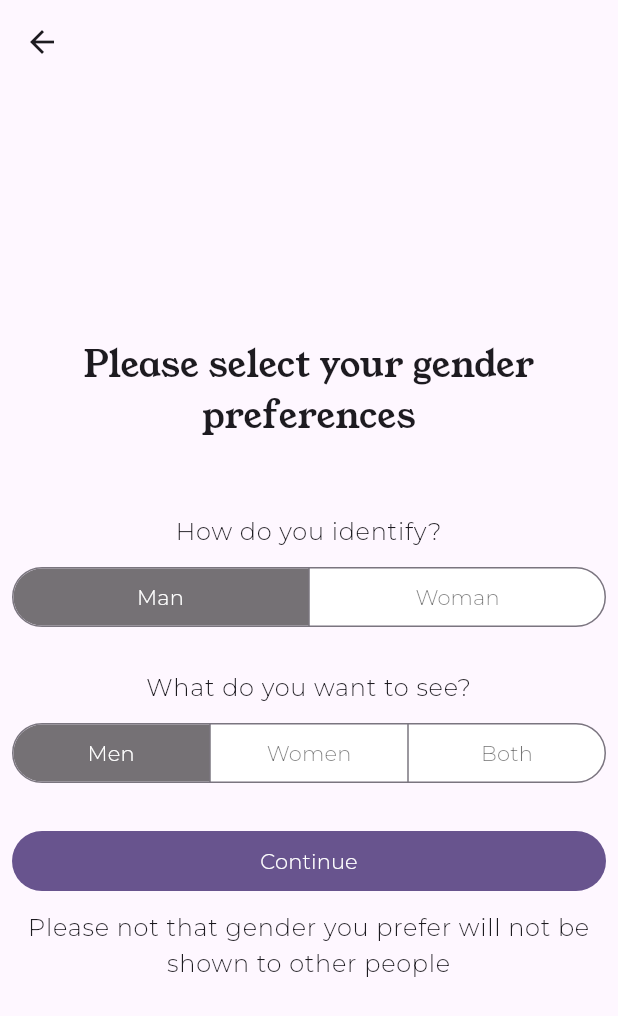
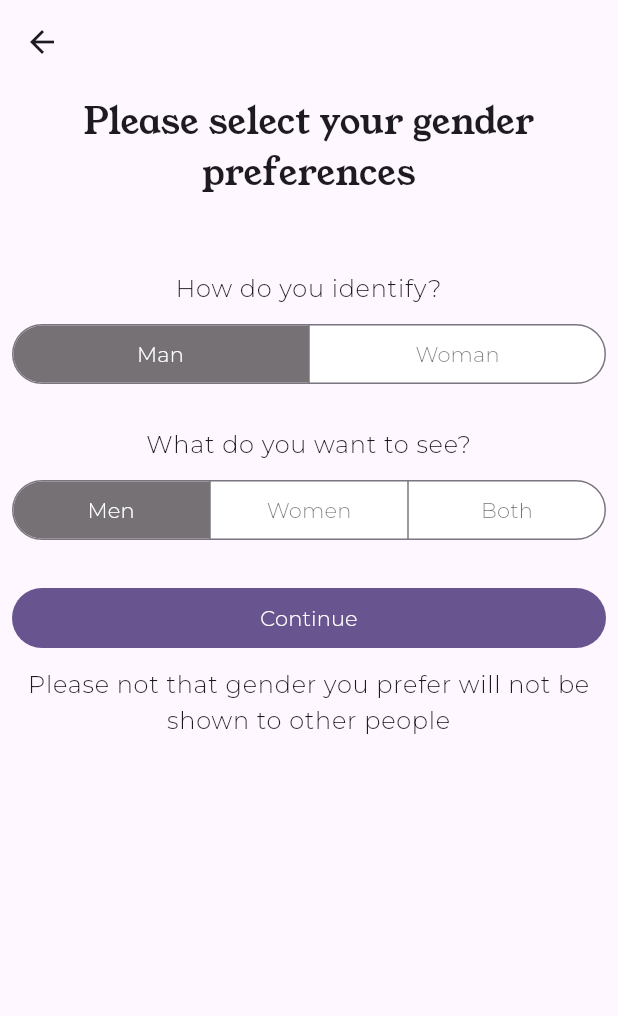
Before and after one commit to elsonkhoza/duulo-app, a Flutter app: the screen it shows after launch, after a tap on "Create Account", on a phone screen of 412 x 824 dp. Shown: the top 1016 px of the screen. Run offline on Flutter 3.47's test engine with Material 2 defaults, Android fonts, the phone set to English and light mode, and no system bars; project files that could hold a hidden picture were left out.

Commit message:
Signup ui update

```diff
--- a/lib/modules/auth/signup/ui/page/signup_gender_page.dart
+++ b/lib/modules/auth/signup/ui/page/signup_gender_page.dart
@@ -7,22 +7,15 @@ class SignupGenderPage extends StatelessWidget {
 
   @override
   Widget build(BuildContext context) {
-    return Container(
-      constraints: const BoxConstraints.expand(),
-      decoration: const BoxDecoration(
-          image: DecorationImage(
-              image: AssetImage("assets/images/happy_couple.jpg"),
-              fit: BoxFit.cover)),
-      child: Scaffold(
+    return Scaffold(
       appBar: AppBar(),
       body: Padding(
         padding: const EdgeInsets.all(8),
         child: Center(
           child: Column(
-              mainAxisAlignment: MainAxisAlignment.center,
+            mainAxisAlignment: MainAxisAlignment.start,
             children: [
-
-                Text(
+              const Text(
                 "Please select your gender preferences",
                 style: TextStyle(
                   fontFamily: "YoungSerif",
@@ -80,7 +73,6 @@ class SignupGenderPage extends StatelessWidget {
           ),
         ),
       ),
-      ),
     );
   }
 }
--- a/lib/modules/auth/signup/ui/page/signup_username_page.dart
+++ b/lib/modules/auth/signup/ui/page/signup_username_page.dart
@@ -21,7 +21,7 @@ class SignupUsernamePage extends StatelessWidget {
               mainAxisAlignment: MainAxisAlignment.center,
               children: [
                 const Text(
-                  "Who do you want people to call you?",
+                  "Who should we call you?",
                   textAlign: TextAlign.center,
                   style: TextStyle(
               fontFamily: "YoungSerif",
--- a/pubspec.yaml
+++ b/pubspec.yaml
@@ -73,9 +73,6 @@ flutter:
         - asset: assets/fonts/Montserrat-Regular.ttf
 
 
-
-
-
   # The following line ensures that the Material Icons font is
   # included with your application, so that you can use the icons in
   # the material Icons class.
```
Lines whose indentation alone changed are shown as unchanged.
